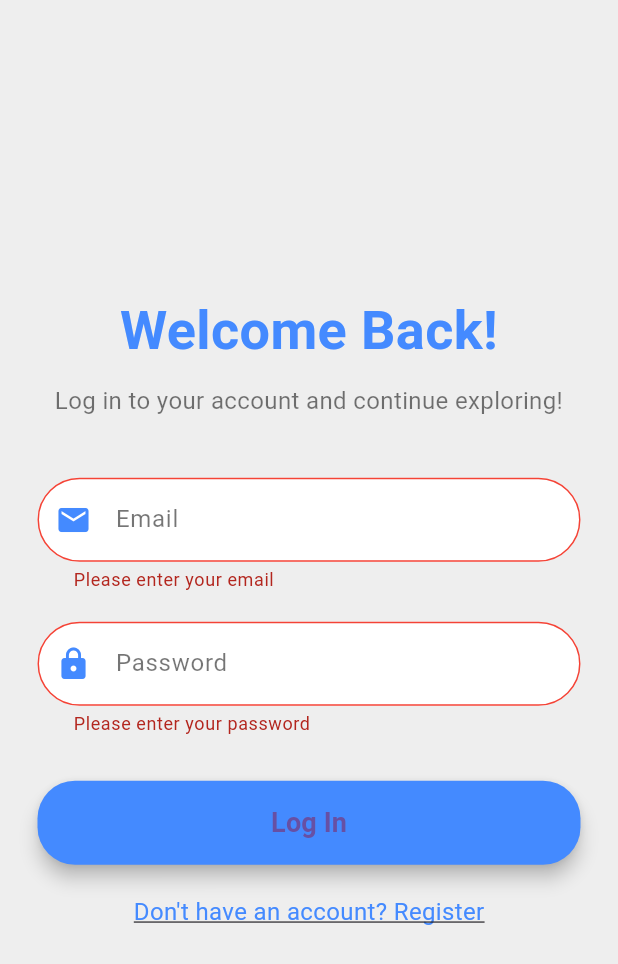
After one commit to Abdunesr/Ecommerce_app_flutter, a Flutter app: the screen it shows after launch, after a tap on "Register", after a tap on "Already have an account? Log In", after a tap on "Log In", on a phone screen of 412 x 824 dp. The commit adds this screen. Shown: the top 964 px of the screen. Run offline on Flutter 3.47's test engine with Material 3 defaults, Android fonts, the phone set to English and light mode, and no system bars; our stand-ins replace awesome_snackbar_content, flutter_svg.

Commit message:
adding the registeration and login page of my app

```diff
--- a/lib/main.dart
+++ b/lib/main.dart
@@ -1,10 +1,11 @@
 import 'package:flutter/material.dart';
 import 'constants.dart'; // Import for constants like kTextColor
 import 'screens/home/home_screen.dart';
+import 'screens/login_screen.dart';
+import 'screens/register_screen.dart';
 import 'package:provider/provider.dart';
 import 'package:providers/Providers/CartProvider.dart';
 
-// The entry point of the application
 void main() {
   runApp(
     MultiProvider(
@@ -13,29 +14,27 @@ void main() {
       ],
       child: const MyApp(),
     ),
-  ); // Runs the app by calling MyApp as the root widget
+  );
 }
 
-// The main app widget
 class MyApp extends StatelessWidget {
-  const MyApp(
-      {super.key}); // Constructor with a key to identify this widget uniquely
+  const MyApp({super.key});
 
-  // This widget is the root of your application.
   @override
   Widget build(BuildContext context) {
     return MaterialApp(
-      debugShowCheckedModeBanner:
-          false, // Removes the "debug" banner in debug mode
-      title: 'The Flutter Way', // Sets the app's title visible in task manager
+      debugShowCheckedModeBanner: false,
+      title: 'The Flutter Way',
       theme: ThemeData(
-        // Customizes the app's text appearance by applying the kTextColor
         textTheme: Theme.of(context).textTheme.apply(bodyColor: kTextColor),
-        visualDensity: VisualDensity
-            .adaptivePlatformDensity, // Adjusts layout density for different platforms
+        visualDensity: VisualDensity.adaptivePlatformDensity,
       ),
-      home:
-          const HomeScreen(), // Sets HomeScreen as the initial screen of the app
+      initialRoute: '/register', // Set Register as the initial screen
+      routes: {
+        '/register': (context) => const RegisterScreen(),
+        '/login': (context) => const LoginScreen(),
+        '/home': (context) => const HomeScreen(),
+      },
     );
   }
 }
--- a/lib/screens/home/components/categorries.dart
+++ b/lib/screens/home/components/categorries.dart
@@ -57,13 +57,16 @@ class _CategoriesState extends State<Categories> {
                 color: selectedIndex == index ? kTextColor : kTextLightColor,
               ),
             ),
-            Container(
-              margin: const EdgeInsets.only(
-                top: kDefaultPaddin / 8,
-              ), //top padding 5
-              height: 2,
-              width: 30,
-              color: selectedIndex == index ? Colors.black : Colors.transparent,
+            Expanded(
+              child: Container(
+                margin: const EdgeInsets.only(
+                  top: kDefaultPaddin / 8,
+                ), //top padding 5
+                height: 2,
+                width: 30,
+                color:
+                    selectedIndex == index ? Colors.black : Colors.transparent,
+              ),
             )
           ],
         ),
--- /dev/null
+++ b/lib/screens/login_screen.dart
@@ -0,0 +1,181 @@
+import 'package:awesome_snackbar_content/awesome_snackbar_content.dart';
+import 'package:flutter/material.dart';
+
+class LoginScreen extends StatefulWidget {
+  const LoginScreen({super.key});
+
+  @override
+  State<LoginScreen> createState() => _LoginScreenState();
+}
+
+class _LoginScreenState extends State<LoginScreen> {
+  final _formKey = GlobalKey<FormState>();
+  final TextEditingController _emailController = TextEditingController();
+  final TextEditingController _passwordController = TextEditingController();
+
+  @override
+  Widget build(BuildContext context) {
+    return Scaffold(
+      backgroundColor: Colors.grey[200], // Light background for a clean look
+      body: Padding(
+        padding: const EdgeInsets.symmetric(horizontal: 25.0),
+        child: Center(
+          child: SingleChildScrollView(
+            child: Form(
+              key: _formKey,
+              child: Column(
+                mainAxisAlignment: MainAxisAlignment.center,
+                crossAxisAlignment: CrossAxisAlignment.stretch,
+                children: [
+                  const Text(
+                    "Welcome Back!",
+                    textAlign: TextAlign.center,
+                    style: TextStyle(
+                      fontSize: 36,
+                      fontWeight: FontWeight.bold,
+                      color: Colors.blueAccent,
+                    ),
+                  ),
+                  const SizedBox(height: 10),
+                  const Text(
+                    "Log in to your account and continue exploring!",
+                    textAlign: TextAlign.center,
+                    style: TextStyle(
+                      fontSize: 16,
+                      color: Colors.black54,
+                    ),
+                  ),
+                  const SizedBox(height: 40),
+                  _buildTextField(
+                    controller: _emailController,
+                    label: "Email",
+                    icon: Icons.email,
+                    keyboardType: TextInputType.emailAddress,
+                    validator: (value) {
+                      if (value == null || value.isEmpty) {
+                        return 'Please enter your email';
+                      } else if (!RegExp(
+                              r"^[a-zA-Z0-9.a-zA-Z0-9.!#$%&'*+/=?^_`{|}~-]+@[a-zA-Z0-9]+\.[a-zA-Z]+$")
+                          .hasMatch(value)) {
+                        return 'Enter a valid email address';
+                      }
+                      return null;
+                    },
+                  ),
+                  const SizedBox(height: 20),
+                  _buildTextField(
+                    controller: _passwordController,
+                    label: "Password",
+                    icon: Icons.lock,
+                    obscureText: true,
+                    validator: (value) {
+                      if (value == null || value.isEmpty) {
+                        return 'Please enter your password';
+                      }
+                      return null;
+                    },
+                  ),
+                  const SizedBox(height: 30),
+                  ElevatedButton(
+                    onPressed: () {
+                      if (_formKey.currentState!.validate()) {
+                        Navigator.pushReplacementNamed(context, '/home');
+                        // Add login logic here
+                        const snackBar = SnackBar(
+                          elevation: 0,
+                          behavior: SnackBarBehavior.floating,
+                          backgroundColor: Colors.transparent,
+                          content: AwesomeSnackbarContent(
+                            title: 'Welcome Back!',
+                            message: ' You have successfully logged in.',
+
+                            /// change contentType to ContentType.success, ContentType.warning or ContentType.help for variants
+                            contentType: ContentType.success,
+                          ),
+                        );
+                        ScaffoldMessenger.of(context)
+                          ..hideCurrentSnackBar()
+                          ..showSnackBar(snackBar);
+                      }
+                    },
+                    style: ElevatedButton.styleFrom(
+                      padding: const EdgeInsets.symmetric(vertical: 15),
+                      backgroundColor: Colors.blueAccent,
+                      shape: RoundedRectangleBorder(
+                        borderRadius: BorderRadius.circular(25),
+                      ),
+                      elevation: 5,
+                    ),
+                    child: const Text(
+                      'Log In',
+                      style:
+                          TextStyle(fontSize: 18, fontWeight: FontWeight.bold),
+                    ),
+                  ),
+                  const SizedBox(height: 20),
+                  GestureDetector(
+                    onTap: () {
+                      Navigator.pushReplacementNamed(context, '/register');
+                    },
+                    child: const Center(
+                      child: Text(
+                        "Don't have an account? Register",
+                        style: TextStyle(
+                          color: Colors.blueAccent,
+                          fontSize: 16,
+                          decoration: TextDecoration.underline,
+                        ),
+                      ),
+                    ),
+                  ),
+                  const SizedBox(height: 10),
+                ],
+              ),
+            ),
+          ),
+        ),
+      ),
+    );
+  }
+
+  Widget _buildTextField({
+    required TextEditingController controller,
+    required String label,
+    required IconData icon,
+    bool obscureText = false,
+    TextInputType keyboardType = TextInputType.text,
+    String? Function(String?)? validator,
+  }) {
+    return TextFormField(
+      controller: controller,
+      obscureText: obscureText,
+      keyboardType: keyboardType,
+      decoration: InputDecoration(
+        labelText: label,
+        labelStyle: const TextStyle(color: Colors.black54),
+        prefixIcon: Icon(icon, color: Colors.blueAccent),
+        filled: true,
+        fillColor: Colors.white,
+        border: OutlineInputBorder(
+          borderRadius: BorderRadius.circular(30),
+          borderSide: const BorderSide(color: Colors.transparent),
+        ),
+        enabledBorder: OutlineInputBorder(
+          borderRadius: BorderRadius.circular(30),
+          borderSide: const BorderSide(color: Colors.transparent),
+        ),
+        focusedBorder: OutlineInputBorder(
+          borderRadius: BorderRadius.circular(30),
+          borderSide: const BorderSide(color: Colors.blueAccent),
+        ),
+        errorBorder: OutlineInputBorder(
+          borderRadius: BorderRadius.circular(30),
+          borderSide: const BorderSide(color: Colors.red),
+        ),
+        contentPadding:
+            const EdgeInsets.symmetric(vertical: 16, horizontal: 20),
+      ),
+      validator: validator,
+    );
+  }
+}
--- /dev/null
+++ b/lib/screens/register_screen.dart
@@ -0,0 +1,152 @@
+import 'package:flutter/material.dart';
+
+class RegisterScreen extends StatefulWidget {
+  const RegisterScreen({super.key});
+
+  @override
+  State<RegisterScreen> createState() => _RegisterScreenState();
+}
+
+class _RegisterScreenState extends State<RegisterScreen> {
+  final _formKey = GlobalKey<FormState>();
+  final TextEditingController _emailController = TextEditingController();
+  final TextEditingController _passwordController = TextEditingController();
+  final TextEditingController _confirmPasswordController =
+      TextEditingController();
+
+  @override
+  Widget build(BuildContext context) {
+    return Scaffold(
+      body: Padding(
+        padding: const EdgeInsets.symmetric(horizontal: 20.0),
+        child: Center(
+          child: SingleChildScrollView(
+            child: Form(
+              key: _formKey,
+              child: Column(
+                mainAxisAlignment: MainAxisAlignment.center,
+                children: [
+                  const Text(
+                    "Create Account",
+                    style: TextStyle(
+                      fontSize: 36,
+                      fontWeight: FontWeight.bold,
+                      color: Colors.blueAccent,
+                    ),
+                  ),
+                  const SizedBox(height: 30),
+                  TextFormField(
+                    controller: _emailController,
+                    decoration: InputDecoration(
+                      labelText: 'Email',
+                      prefixIcon: const Icon(Icons.email, color: Colors.blue),
+                      border: OutlineInputBorder(
+                        borderRadius: BorderRadius.circular(30),
+                      ),
+                      filled: true,
+                      fillColor: Colors.blue[50],
+                    ),
+                    validator: (value) {
+                      if (value == null || value.isEmpty) {
+                        return 'Please enter your email';
+                      } else if (!RegExp(
+                              r"^[a-zA-Z0-9.a-zA-Z0-9.!#$%&'*+/=?^_`{|}~-]+@[a-zA-Z0-9]+\.[a-zA-Z]+")
+                          .hasMatch(value)) {
+                        return 'Enter a valid email address';
+                      }
+                      return null;
+                    },
+                  ),
+                  const SizedBox(height: 20),
+                  TextFormField(
+                    controller: _passwordController,
+                    obscureText: true,
+                    decoration: InputDecoration(
+                      labelText: 'Password',
+                      prefixIcon: const Icon(Icons.lock, color: Colors.blue),
+                      border: OutlineInputBorder(
+                        borderRadius: BorderRadius.circular(30),
+                      ),
+                      filled: true,
+                      fillColor: Colors.blue[50],
+                    ),
+                    validator: (value) {
+                      if (value == null || value.isEmpty) {
+                        return 'Please enter your password';
+                      } else if (value.length < 6) {
+                        return 'Password must be at least 6 characters long';
+                      }
+                      return null;
+                    },
+                  ),
+                  const SizedBox(height: 20),
+                  TextFormField(
+                    controller: _confirmPasswordController,
+                    obscureText: true,
+                    decoration: InputDecoration(
+                      labelText: 'Confirm Password',
+                      prefixIcon: const Icon(Icons.lock, color: Colors.blue),
+                      border: OutlineInputBorder(
+                        borderRadius: BorderRadius.circular(30),
+                      ),
+                      filled: true,
+                      fillColor: Colors.blue[50],
+                    ),
+                    validator: (value) {
+                      if (value == null || value.isEmpty) {
+                        return 'Please confirm your password';
+                      } else if (value != _passwordController.text) {
+                        return 'Passwords do not match';
+                      }
+                      return null;
+                    },
+                  ),
+                  const SizedBox(height: 30),
+                  ElevatedButton(
+                    onPressed: () {
+                      if (_formKey.currentState!.validate()) {
+                        // Add register logic here
+                        ScaffoldMessenger.of(context).showSnackBar(
+                          const SnackBar(
+                            content: Text('Account created successfully!'),
+                          ),
+                        );
+                      }
+                    },
+                    style: ElevatedButton.styleFrom(
+                      padding: const EdgeInsets.symmetric(
+                          horizontal: 100, vertical: 15),
+                      backgroundColor: Colors.blueAccent,
+                      shape: RoundedRectangleBorder(
+                        borderRadius: BorderRadius.circular(30),
+                      ),
+                      elevation: 8,
+                    ),
+                    child: const Text(
+                      'Register',
+                      style: TextStyle(fontSize: 18, color: Colors.white),
+                    ),
+                  ),
+                  const SizedBox(height: 20),
+                  GestureDetector(
+                    onTap: () {
+                      Navigator.pushReplacementNamed(context, '/login');
+                    },
+                    child: const Text(
+                      "Already have an account? Log In",
+                      style: TextStyle(
+                        color: Colors.blueAccent,
+                        fontSize: 16,
+                        decoration: TextDecoration.underline,
+                      ),
+                    ),
+                  ),
+                ],
+              ),
+            ),
+          ),
+        ),
+      ),
+    );
+  }
+}
```
Also changed, not shown: 1 other file.
